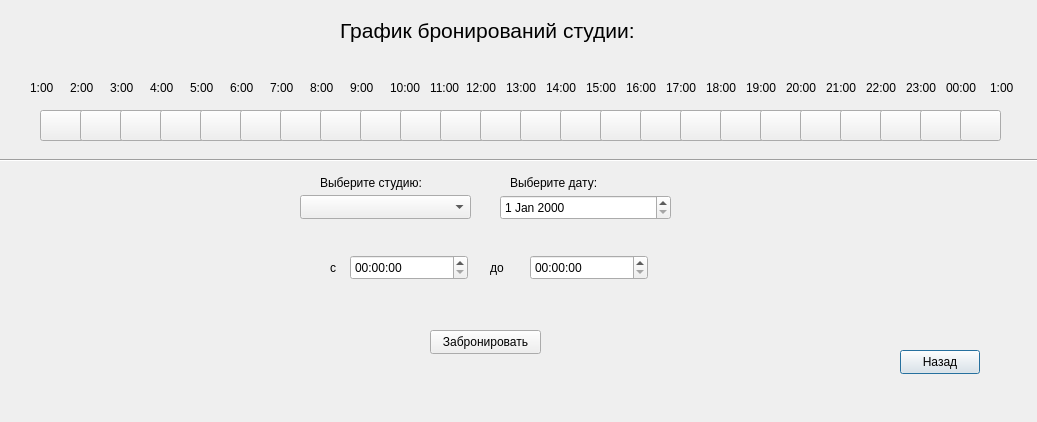
Before: the Qt Designer form bron.ui in artik0811/ud_kursach, drawn with Qt 5.
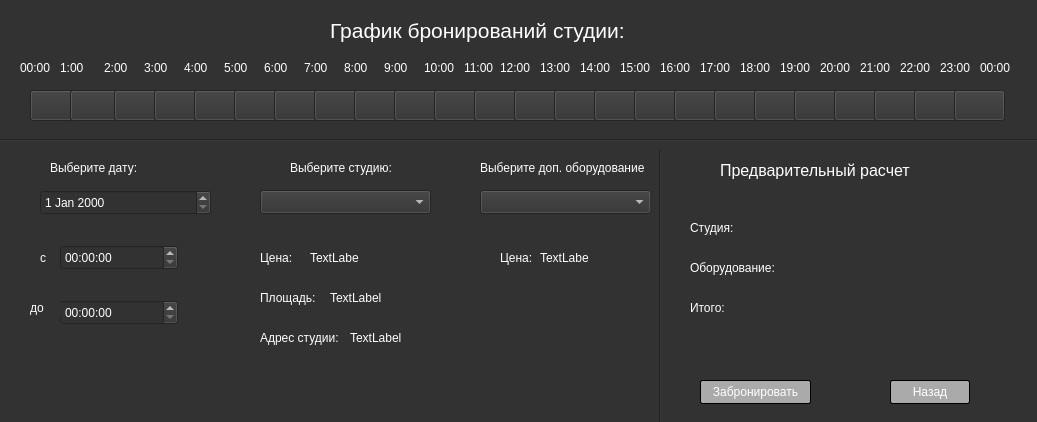
After: the same form once the commit is applied.

```diff
--- a/bron.ui
+++ b/bron.ui
@@ -13,15 +13,31 @@
   <property name="windowTitle">
    <string>Dialog</string>
   </property>
+  <property name="styleSheet">
+   <string notr="true">background-color: rgb(50,50,50)</string>
+  </property>
   <widget class="QPushButton" name="pushButton">
    <property name="geometry">
     <rect>
-     <x>900</x>
-     <y>350</y>
+     <x>890</x>
+     <y>380</y>
      <width>80</width>
      <height>24</height>
     </rect>
    </property>
+   <property name="styleSheet">
+    <string notr="true">QPushButton{padding:4px;
+    color: #fff;
+    border-radius: 2px;
+    border: 1px solid #000000;
+    background-color: rgb(170,170,170);
+}
+QPushButton:pressed {
+    color: #111;
+    background: #fff;
+}
+</string>
+   </property>
    <property name="text">
     <string>Назад</string>
    </property>
@@ -29,32 +45,51 @@
   <widget class="QComboBox" name="comboBox">
    <property name="geometry">
     <rect>
-     <x>300</x>
-     <y>195</y>
+     <x>260</x>
+     <y>190</y>
      <width>171</width>
      <height>24</height>
     </rect>
    </property>
+   <property name="styleSheet">
+    <string notr="true">color:rgb(255,255,255)</string>
+   </property>
   </widget>
   <widget class="QDateEdit" name="dateEdit">
    <property name="geometry">
     <rect>
-     <x>500</x>
-     <y>195</y>
+     <x>40</x>
+     <y>190</y>
      <width>171</width>
      <height>25</height>
     </rect>
    </property>
+   <property name="styleSheet">
+    <string notr="true">color:rgb(255,255,255)</string>
+   </property>
   </widget>
   <widget class="QPushButton" name="pushButton_2">
    <property name="geometry">
     <rect>
-     <x>430</x>
-     <y>330</y>
+     <x>700</x>
+     <y>380</y>
      <width>111</width>
      <height>24</height>
     </rect>
    </property>
+   <property name="styleSheet">
+    <string notr="true">QPushButton{padding:4px;
+    color: #fff;
+    border-radius: 2px;
+    border: 1px solid #000000;
+    background-color: rgb(170,170,170);
+}
+QPushButton:pressed {
+    color: #111;
+    background: #fff;
+}
+</string>
+   </property>
    <property name="text">
     <string>Забронировать</string>
    </property>
@@ -62,8 +97,8 @@
   <widget class="QToolButton" name="toolButton">
    <property name="geometry">
     <rect>
-     <x>40</x>
-     <y>110</y>
+     <x>70</x>
+     <y>90</y>
      <width>51</width>
      <height>31</height>
     </rect>
@@ -75,8 +110,8 @@
   <widget class="QToolButton" name="toolButton_2">
    <property name="geometry">
     <rect>
-     <x>80</x>
-     <y>110</y>
+     <x>114</x>
+     <y>90</y>
      <width>51</width>
      <height>31</height>
     </rect>
@@ -88,8 +123,8 @@
   <widget class="QToolButton" name="toolButton_3">
    <property name="geometry">
     <rect>
-     <x>120</x>
-     <y>110</y>
+     <x>154</x>
+     <y>90</y>
      <width>51</width>
      <height>31</height>
     </rect>
@@ -101,8 +136,8 @@
   <widget class="QToolButton" name="toolButton_4">
    <property name="geometry">
     <rect>
-     <x>160</x>
-     <y>110</y>
+     <x>194</x>
+     <y>90</y>
      <width>51</width>
      <height>31</height>
     </rect>
@@ -114,8 +149,8 @@
   <widget class="QToolButton" name="toolButton_5">
    <property name="geometry">
     <rect>
-     <x>200</x>
-     <y>110</y>
+     <x>234</x>
+     <y>90</y>
      <width>51</width>
      <height>31</height>
     </rect>
@@ -127,8 +162,8 @@
   <widget class="QToolButton" name="toolButton_6">
    <property name="geometry">
     <rect>
-     <x>240</x>
-     <y>110</y>
+     <x>274</x>
+     <y>90</y>
      <width>51</width>
      <height>31</height>
     </rect>
@@ -140,8 +175,8 @@
   <widget class="QToolButton" name="toolButton_7">
    <property name="geometry">
     <rect>
-     <x>280</x>
-     <y>110</y>
+     <x>314</x>
+     <y>90</y>
      <width>51</width>
      <height>31</height>
     </rect>
@@ -153,8 +188,8 @@
   <widget class="QToolButton" name="toolButton_8">
    <property name="geometry">
     <rect>
-     <x>320</x>
-     <y>110</y>
+     <x>354</x>
+     <y>90</y>
      <width>51</width>
      <height>31</height>
     </rect>
@@ -166,8 +201,8 @@
   <widget class="QToolButton" name="toolButton_9">
    <property name="geometry">
     <rect>
-     <x>360</x>
-     <y>110</y>
+     <x>394</x>
+     <y>90</y>
      <width>51</width>
      <height>31</height>
     </rect>
@@ -179,8 +214,8 @@
   <widget class="QToolButton" name="toolButton_10">
    <property name="geometry">
     <rect>
-     <x>400</x>
-     <y>110</y>
+     <x>434</x>
+     <y>90</y>
      <width>51</width>
      <height>31</height>
     </rect>
@@ -192,8 +227,8 @@
   <widget class="QToolButton" name="toolButton_11">
    <property name="geometry">
     <rect>
-     <x>440</x>
-     <y>110</y>
+     <x>474</x>
+     <y>90</y>
      <width>51</width>
      <height>31</height>
     </rect>
@@ -205,8 +240,8 @@
   <widget class="QToolButton" name="toolButton_12">
    <property name="geometry">
     <rect>
-     <x>480</x>
-     <y>110</y>
+     <x>514</x>
+     <y>90</y>
      <width>51</width>
      <height>31</height>
     </rect>
@@ -218,8 +253,8 @@
   <widget class="QToolButton" name="toolButton_13">
    <property name="geometry">
     <rect>
-     <x>520</x>
-     <y>110</y>
+     <x>554</x>
+     <y>90</y>
      <width>51</width>
      <height>31</height>
     </rect>
@@ -231,8 +266,8 @@
   <widget class="QToolButton" name="toolButton_14">
    <property name="geometry">
     <rect>
-     <x>560</x>
-     <y>110</y>
+     <x>594</x>
+     <y>90</y>
      <width>51</width>
      <height>31</height>
     </rect>
@@ -244,8 +279,8 @@
   <widget class="QToolButton" name="toolButton_15">
    <property name="geometry">
     <rect>
-     <x>600</x>
-     <y>110</y>
+     <x>634</x>
+     <y>90</y>
      <width>51</width>
      <height>31</height>
     </rect>
@@ -257,8 +292,8 @@
   <widget class="QToolButton" name="toolButton_16">
    <property name="geometry">
     <rect>
-     <x>640</x>
-     <y>110</y>
+     <x>674</x>
+     <y>90</y>
      <width>51</width>
      <height>31</height>
     </rect>
@@ -270,8 +305,8 @@
   <widget class="QToolButton" name="toolButton_17">
    <property name="geometry">
     <rect>
-     <x>680</x>
-     <y>110</y>
+     <x>714</x>
+     <y>90</y>
      <width>51</width>
      <height>31</height>
     </rect>
@@ -283,8 +318,8 @@
   <widget class="QToolButton" name="toolButton_18">
    <property name="geometry">
     <rect>
-     <x>720</x>
-     <y>110</y>
+     <x>754</x>
+     <y>90</y>
      <width>51</width>
      <height>31</height>
     </rect>
@@ -296,8 +331,8 @@
   <widget class="QToolButton" name="toolButton_19">
    <property name="geometry">
     <rect>
-     <x>760</x>
-     <y>110</y>
+     <x>794</x>
+     <y>90</y>
      <width>51</width>
      <height>31</height>
     </rect>
@@ -309,8 +344,8 @@
   <widget class="QToolButton" name="toolButton_20">
    <property name="geometry">
     <rect>
-     <x>800</x>
-     <y>110</y>
+     <x>834</x>
+     <y>90</y>
      <width>51</width>
      <height>31</height>
     </rect>
@@ -322,8 +357,8 @@
   <widget class="QToolButton" name="toolButton_21">
    <property name="geometry">
     <rect>
-     <x>840</x>
-     <y>110</y>
+     <x>874</x>
+     <y>90</y>
      <width>51</width>
      <height>31</height>
     </rect>
@@ -335,8 +370,8 @@
   <widget class="QToolButton" name="toolButton_22">
    <property name="geometry">
     <rect>
-     <x>880</x>
-     <y>110</y>
+     <x>914</x>
+     <y>90</y>
      <width>51</width>
      <height>31</height>
     </rect>
@@ -348,8 +383,8 @@
   <widget class="QToolButton" name="toolButton_23">
    <property name="geometry">
     <rect>
-     <x>920</x>
-     <y>110</y>
+     <x>954</x>
+     <y>90</y>
      <width>51</width>
      <height>31</height>
     </rect>
@@ -361,9 +396,9 @@
   <widget class="QToolButton" name="toolButton_24">
    <property name="geometry">
     <rect>
-     <x>960</x>
-     <y>110</y>
-     <width>41</width>
+     <x>30</x>
+     <y>90</y>
+     <width>51</width>
      <height>31</height>
     </rect>
    </property>
@@ -374,12 +409,15 @@
   <widget class="QLabel" name="label">
    <property name="geometry">
     <rect>
-     <x>30</x>
-     <y>80</y>
+     <x>60</x>
+     <y>60</y>
      <width>31</width>
      <height>16</height>
     </rect>
    </property>
+   <property name="styleSheet">
+    <string notr="true">color:rgb(255,255,255)</string>
+   </property>
    <property name="text">
     <string>1:00</string>
    </property>
@@ -387,12 +425,15 @@
   <widget class="QLabel" name="label_2">
    <property name="geometry">
     <rect>
-     <x>70</x>
-     <y>80</y>
+     <x>104</x>
+     <y>60</y>
      <width>31</width>
      <height>16</height>
     </rect>
    </property>
+   <property name="styleSheet">
+    <string notr="true">color:rgb(255,255,255)</string>
+   </property>
    <property name="text">
     <string>2:00</string>
    </property>
@@ -400,12 +441,15 @@
   <widget class="QLabel" name="label_3">
    <property name="geometry">
     <rect>
-     <x>110</x>
-     <y>80</y>
+     <x>144</x>
+     <y>60</y>
      <width>31</width>
      <height>16</height>
     </rect>
    </property>
+   <property name="styleSheet">
+    <string notr="true">color:rgb(255,255,255)</string>
+   </property>
    <property name="text">
     <string>3:00</string>
    </property>
@@ -413,12 +457,15 @@
   <widget class="QLabel" name="label_4">
    <property name="geometry">
     <rect>
-     <x>150</x>
-     <y>80</y>
+     <x>184</x>
+     <y>60</y>
      <width>31</width>
      <height>16</height>
     </rect>
    </property>
+   <property name="styleSheet">
+    <string notr="true">color:rgb(255,255,255)</string>
+   </property>
    <property name="text">
     <string>4:00</string>
    </property>
@@ -426,12 +473,15 @@
   <widget class="QLabel" name="label_5">
    <property name="geometry">
     <rect>
-     <x>190</x>
-     <y>80</y>
+     <x>224</x>
+     <y>60</y>
      <width>31</width>
      <height>16</height>
     </rect>
    </property>
+   <property name="styleSheet">
+    <string notr="true">color:rgb(255,255,255)</string>
+   </property>
    <property name="text">
     <string>5:00</string>
    </property>
@@ -439,12 +489,15 @@
   <widget class="QLabel" name="label_6">
    <property name="geometry">
     <rect>
-     <x>230</x>
-     <y>80</y>
+     <x>264</x>
+     <y>60</y>
      <width>31</width>
      <height>16</height>
     </rect>
    </property>
+   <property name="styleSheet">
+    <string notr="true">color:rgb(255,255,255)</string>
+   </property>
    <property name="text">
     <string>6:00</string>
    </property>
@@ -452,12 +505,15 @@
   <widget class="QLabel" name="label_7">
    <property name="geometry">
     <rect>
-     <x>270</x>
-     <y>80</y>
+     <x>304</x>
+     <y>60</y>
      <width>31</width>
      <height>16</height>
     </rect>
    </property>
+   <property name="styleSheet">
+    <string notr="true">color:rgb(255,255,255)</string>
+   </property>
    <property name="text">
     <string>7:00</string>
    </property>
@@ -465,12 +521,15 @@
   <widget class="QLabel" name="label_8">
    <property name="geometry">
     <rect>
-     <x>310</x>
-     <y>80</y>
+     <x>344</x>
+     <y>60</y>
      <width>31</width>
      <height>16</height>
     </rect>
    </property>
+   <property name="styleSheet">
+    <string notr="true">color:rgb(255,255,255)</string>
+   </property>
    <property name="text">
     <string>8:00</string>
    </property>
@@ -478,12 +537,15 @@
   <widget class="QLabel" name="label_9">
    <property name="geometry">
     <rect>
-     <x>350</x>
-     <y>80</y>
+     <x>384</x>
+     <y>60</y>
      <width>31</width>
      <height>16</height>
     </rect>
    </property>
+   <property name="styleSheet">
+    <string notr="true">color:rgb(255,255,255)</string>
+   </property>
    <property name="text">
     <string>9:00</string>
    </property>
@@ -491,12 +553,15 @@
   <widget class="QLabel" name="label_10">
    <property name="geometry">
     <rect>
-     <x>390</x>
-     <y>80</y>
+     <x>424</x>
+     <y>60</y>
      <width>31</width>
      <height>16</height>
     </rect>
    </property>
+   <property name="styleSheet">
+    <string notr="true">color:rgb(255,255,255)</string>
+   </property>
    <property name="text">
     <string>10:00</string>
    </property>
@@ -504,12 +569,15 @@
   <widget class="QLabel" name="label_11">
    <property name="geometry">
     <rect>
-     <x>430</x>
-     <y>80</y>
+     <x>464</x>
+     <y>60</y>
      <width>31</width>
      <height>16</height>
     </rect>
    </property>
+   <property name="styleSheet">
+    <string notr="true">color:rgb(255,255,255)</string>
+   </property>
    <property name="text">
     <string>11:00</string>
    </property>
@@ -517,12 +585,15 @@
   <widget class="QLabel" name="label_12">
    <property name="geometry">
     <rect>
-     <x>466</x>
-     <y>80</y>
+     <x>500</x>
+     <y>60</y>
      <width>31</width>
      <height>16</height>
     </rect>
    </property>
+   <property name="styleSheet">
+    <string notr="true">color:rgb(255,255,255)</string>
+   </property>
    <property name="text">
     <string>12:00</string>
    </property>
@@ -530,12 +601,15 @@
   <widget class="QLabel" name="label_13">
    <property name="geometry">
     <rect>
-     <x>506</x>
-     <y>80</y>
+     <x>540</x>
+     <y>60</y>
      <width>31</width>
      <height>16</height>
     </rect>
    </property>
+   <property name="styleSheet">
+    <string notr="true">color:rgb(255,255,255)</string>
+   </property>
    <property name="text">
     <string>13:00</string>
    </property>
@@ -543,12 +617,15 @@
   <widget class="QLabel" name="label_14">
    <property name="geometry">
     <rect>
-     <x>546</x>
-     <y>80</y>
+     <x>580</x>
+     <y>60</y>
      <width>31</width>
      <height>16</height>
     </rect>
    </property>
+   <property name="styleSheet">
+    <string notr="true">color:rgb(255,255,255)</string>
+   </property>
    <property name="text">
     <string>14:00</string>
    </property>
@@ -556,12 +633,15 @@
   <widget class="QLabel" name="label_15">
    <property name="geometry">
     <rect>
-     <x>586</x>
-     <y>80</y>
+     <x>620</x>
+     <y>60</y>
      <width>31</width>
      <height>16</height>
     </rect>
    </property>
+   <property name="styleSheet">
+    <string notr="true">color:rgb(255,255,255)</string>
+   </property>
    <property name="text">
     <string>15:00</string>
    </property>
@@ -569,12 +649,15 @@
   <widget class="QLabel" name="label_16">
    <property name="geometry">
     <rect>
-     <x>626</x>
-     <y>80</y>
+     <x>660</x>
+     <y>60</y>
      <width>31</width>
      <height>16</height>
     </rect>
    </property>
+   <property name="styleSheet">
+    <string notr="true">color:rgb(255,255,255)</string>
+   </property>
    <property name="text">
     <string>16:00</string>
    </property>
@@ -582,12 +665,15 @@
   <widget class="QLabel" name="label_17">
    <property name="geometry">
     <rect>
-     <x>666</x>
-     <y>80</y>
+     <x>700</x>
+     <y>60</y>
      <width>31</width>
      <height>16</height>
     </rect>
    </property>
+   <property name="styleSheet">
+    <string notr="true">color:rgb(255,255,255)</string>
+   </property>
    <property name="text">
     <string>17:00</string>
    </property>
@@ -595,12 +681,15 @@
   <widget class="QLabel" name="label_18">
    <property name="geometry">
     <rect>
-     <x>706</x>
-     <y>80</y>
+     <x>740</x>
+     <y>60</y>
      <width>31</width>
      <height>16</height>
     </rect>
    </property>
+   <property name="styleSheet">
+    <string notr="true">color:rgb(255,255,255)</string>
+   </property>
    <property name="text">
     <string>18:00</string>
    </property>
@@ -608,12 +697,15 @@
   <widget class="QLabel" name="label_19">
    <property name="geometry">
     <rect>
-     <x>746</x>
-     <y>80</y>
+     <x>780</x>
+     <y>60</y>
      <width>31</width>
      <height>16</height>
     </rect>
    </property>
+   <property name="styleSheet">
+    <string notr="true">color:rgb(255,255,255)</string>
+   </property>
    <property name="text">
     <string>19:00</string>
    </property>
@@ -621,12 +713,15 @@
   <widget class="QLabel" name="label_20">
    <property name="geometry">
     <rect>
-     <x>786</x>
-     <y>80</y>
+     <x>820</x>
+     <y>60</y>
      <width>31</width>
      <height>16</height>
     </rect>
    </property>
+   <property name="styleSheet">
+    <string notr="true">color:rgb(255,255,255)</string>
+   </property>
    <property name="text">
     <string>20:00</string>
    </property>
@@ -634,12 +729,15 @@
   <widget class="QLabel" name="label_21">
    <property name="geometry">
     <rect>
-     <x>826</x>
-     <y>80</y>
+     <x>860</x>
+     <y>60</y>
      <width>31</width>
      <height>16</height>
     </rect>
    </property>
+   <property name="styleSheet">
+    <string notr="true">color:rgb(255,255,255)</string>
+   </property>
    <property name="text">
     <string>21:00</string>
    </property>
@@ -647,12 +745,15 @@
   <widget class="QLabel" name="label_22">
    <property name="geometry">
     <rect>
-     <x>866</x>
-     <y>80</y>
+     <x>900</x>
+     <y>60</y>
      <width>31</width>
      <height>16</height>
     </rect>
    </property>
+   <property name="styleSheet">
+    <string notr="true">color:rgb(255,255,255)</string>
+   </property>
    <property name="text">
     <string>22:00</string>
    </property>
@@ -660,12 +761,15 @@
   <widget class="QLabel" name="label_23">
    <property name="geometry">
     <rect>
-     <x>906</x>
-     <y>80</y>
+     <x>940</x>
+     <y>60</y>
      <width>31</width>
      <height>16</height>
     </rect>
    </property>
+   <property name="styleSheet">
+    <string notr="true">color:rgb(255,255,255)</string>
+   </property>
    <property name="text">
     <string>23:00</string>
    </property>
@@ -673,48 +777,44 @@
   <widget class="QLabel" name="label_24">
    <property name="geometry">
     <rect>
-     <x>946</x>
-     <y>80</y>
+     <x>980</x>
+     <y>60</y>
      <width>31</width>
      <height>16</height>
     </rect>
    </property>
+   <property name="styleSheet">
+    <string notr="true">color:rgb(255,255,255)</string>
+   </property>
    <property name="text">
     <string>00:00</string>
    </property>
   </widget>
-  <widget class="QLabel" name="label_25">
-   <property name="geometry">
-    <rect>
-     <x>990</x>
-     <y>80</y>
-     <width>31</width>
-     <height>16</height>
-    </rect>
-   </property>
-   <property name="text">
-    <string>1:00</string>
-   </property>
-  </widget>
   <widget class="QTimeEdit" name="timeEdit">
    <property name="geometry">
     <rect>
-     <x>350</x>
-     <y>255</y>
+     <x>60</x>
+     <y>245</y>
      <width>118</width>
      <height>25</height>
     </rect>
    </property>
+   <property name="styleSheet">
+    <string notr="true">color:rgb(255,255,255)</string>
+   </property>
   </widget>
   <widget class="QLabel" name="label_26">
    <property name="geometry">
     <rect>
-     <x>320</x>
-     <y>175</y>
+     <x>290</x>
+     <y>160</y>
      <width>121</width>
      <height>16</height>
     </rect>
    </property>
+   <property name="styleSheet">
+    <string notr="true">color:rgb(255,255,255)</string>
+   </property>
    <property name="text">
     <string>Выберите студию:</string>
    </property>
@@ -722,12 +822,15 @@
   <widget class="QLabel" name="label_27">
    <property name="geometry">
     <rect>
-     <x>510</x>
-     <y>175</y>
+     <x>50</x>
+     <y>160</y>
      <width>101</width>
      <height>16</height>
     </rect>
    </property>
+   <property name="styleSheet">
+    <string notr="true">color:rgb(255,255,255)</string>
+   </property>
    <property name="text">
     <string>Выберите дату:</string>
    </property>
@@ -735,22 +838,28 @@
   <widget class="QTimeEdit" name="timeEdit_2">
    <property name="geometry">
     <rect>
-     <x>530</x>
-     <y>255</y>
+     <x>60</x>
+     <y>300</y>
      <width>118</width>
      <height>25</height>
     </rect>
    </property>
+   <property name="styleSheet">
+    <string notr="true">color:rgb(255,255,255)</string>
+   </property>
   </widget>
   <widget class="QLabel" name="label_28">
    <property name="geometry">
     <rect>
-     <x>330</x>
-     <y>260</y>
+     <x>40</x>
+     <y>250</y>
      <width>16</width>
      <height>16</height>
     </rect>
    </property>
+   <property name="styleSheet">
+    <string notr="true">color:rgb(255,255,255)</string>
+   </property>
    <property name="text">
     <string>с</string>
    </property>
@@ -758,12 +867,15 @@
   <widget class="QLabel" name="label_29">
    <property name="geometry">
     <rect>
-     <x>490</x>
-     <y>260</y>
+     <x>30</x>
+     <y>300</y>
      <width>31</width>
      <height>16</height>
     </rect>
    </property>
+   <property name="styleSheet">
+    <string notr="true">color:rgb(255,255,255)</string>
+   </property>
    <property name="text">
     <string>до</string>
    </property>
@@ -771,8 +883,8 @@
   <widget class="Line" name="line">
    <property name="geometry">
     <rect>
-     <x>-20</x>
-     <y>150</y>
+     <x>-10</x>
+     <y>130</y>
      <width>1061</width>
      <height>20</height>
     </rect>
@@ -784,7 +896,7 @@
   <widget class="QLabel" name="label_30">
    <property name="geometry">
     <rect>
-     <x>340</x>
+     <x>330</x>
      <y>10</y>
      <width>301</width>
      <height>41</height>
@@ -795,10 +907,358 @@
      <pointsize>16</pointsize>
     </font>
    </property>
+   <property name="styleSheet">
+    <string notr="true">color:rgb(255,255,255)</string>
+   </property>
    <property name="text">
     <string>График бронирований студии:</string>
    </property>
   </widget>
+  <widget class="QComboBox" name="comboBox_2">
+   <property name="geometry">
+    <rect>
+     <x>480</x>
+     <y>190</y>
+     <width>171</width>
+     <height>24</height>
+    </rect>
+   </property>
+   <property name="styleSheet">
+    <string notr="true">color:rgb(255,255,255)</string>
+   </property>
+  </widget>
+  <widget class="QLabel" name="label_31">
+   <property name="geometry">
+    <rect>
+     <x>480</x>
+     <y>160</y>
+     <width>171</width>
+     <height>16</height>
+    </rect>
+   </property>
+   <property name="styleSheet">
+    <string notr="true">color:rgb(255,255,255)</string>
+   </property>
+   <property name="text">
+    <string>Выберите доп. оборудование</string>
+   </property>
+  </widget>
+  <widget class="QLabel" name="label_32">
+   <property name="geometry">
+    <rect>
+     <x>260</x>
+     <y>250</y>
+     <width>49</width>
+     <height>16</height>
+    </rect>
+   </property>
+   <property name="styleSheet">
+    <string notr="true">color:rgb(255,255,255)</string>
+   </property>
+   <property name="text">
+    <string>Цена:</string>
+   </property>
+  </widget>
+  <widget class="QLabel" name="label_33">
+   <property name="geometry">
+    <rect>
+     <x>310</x>
+     <y>250</y>
+     <width>49</width>
+     <height>16</height>
+    </rect>
+   </property>
+   <property name="styleSheet">
+    <string notr="true">color:rgb(255,255,255)</string>
+   </property>
+   <property name="text">
+    <string>TextLabel</string>
+   </property>
+  </widget>
+  <widget class="QLabel" name="label_34">
+   <property name="geometry">
+    <rect>
+     <x>540</x>
+     <y>250</y>
+     <width>49</width>
+     <height>16</height>
+    </rect>
+   </property>
+   <property name="styleSheet">
+    <string notr="true">color:rgb(255,255,255)</string>
+   </property>
+   <property name="text">
+    <string>TextLabel</string>
+   </property>
+  </widget>
+  <widget class="QLabel" name="label_35">
+   <property name="geometry">
+    <rect>
+     <x>260</x>
+     <y>290</y>
+     <width>61</width>
+     <height>16</height>
+    </rect>
+   </property>
+   <property name="styleSheet">
+    <string notr="true">color:rgb(255,255,255)</string>
+   </property>
+   <property name="text">
+    <string>Площадь:</string>
+   </property>
+  </widget>
+  <widget class="QLabel" name="ploshad_label">
+   <property name="geometry">
+    <rect>
+     <x>330</x>
+     <y>290</y>
+     <width>91</width>
+     <height>16</height>
+    </rect>
+   </property>
+   <property name="styleSheet">
+    <string notr="true">color:rgb(255,255,255)</string>
+   </property>
+   <property name="text">
+    <string>TextLabel</string>
+   </property>
+  </widget>
+  <widget class="QLabel" name="label_37">
+   <property name="geometry">
+    <rect>
+     <x>260</x>
+     <y>330</y>
+     <width>81</width>
+     <height>16</height>
+    </rect>
+   </property>
+   <property name="styleSheet">
+    <string notr="true">color:rgb(255,255,255)</string>
+   </property>
+   <property name="text">
+    <string>Адрес студии:</string>
+   </property>
+  </widget>
+  <widget class="QLabel" name="address_label">
+   <property name="geometry">
+    <rect>
+     <x>350</x>
+     <y>330</y>
+     <width>191</width>
+     <height>16</height>
+    </rect>
+   </property>
+   <property name="styleSheet">
+    <string notr="true">color:rgb(255,255,255)</string>
+   </property>
+   <property name="text">
+    <string>TextLabel</string>
+   </property>
+  </widget>
+  <widget class="QLabel" name="label_36">
+   <property name="geometry">
+    <rect>
+     <x>500</x>
+     <y>250</y>
+     <width>31</width>
+     <height>16</height>
+    </rect>
+   </property>
+   <property name="styleSheet">
+    <string notr="true">color:rgb(255,255,255)</string>
+   </property>
+   <property name="text">
+    <string>Цена:</string>
+   </property>
+  </widget>
+  <widget class="QLabel" name="label_38">
+   <property name="geometry">
+    <rect>
+     <x>720</x>
+     <y>160</y>
+     <width>191</width>
+     <height>21</height>
+    </rect>
+   </property>
+   <property name="font">
+    <font>
+     <pointsize>12</pointsize>
+    </font>
+   </property>
+   <property name="styleSheet">
+    <string notr="true">color:rgb(255,255,255)</string>
+   </property>
+   <property name="text">
+    <string>Предварительный расчет:</string>
+   </property>
+  </widget>
+  <widget class="QLabel" name="sumstud_label">
+   <property name="geometry">
+    <rect>
+     <x>690</x>
+     <y>220</y>
+     <width>171</width>
+     <height>16</height>
+    </rect>
+   </property>
+   <property name="styleSheet">
+    <string notr="true">color:rgb(255,255,255)</string>
+   </property>
+   <property name="text">
+    <string>Студия:</string>
+   </property>
+  </widget>
+  <widget class="QLabel" name="sumobor_label">
+   <property name="geometry">
+    <rect>
+     <x>690</x>
+     <y>260</y>
+     <width>161</width>
+     <height>16</height>
+    </rect>
+   </property>
+   <property name="styleSheet">
+    <string notr="true">color:rgb(255,255,255)</string>
+   </property>
+   <property name="text">
+    <string>Оборудование:</string>
+   </property>
+  </widget>
+  <widget class="QLabel" name="sumitog_label">
+   <property name="geometry">
+    <rect>
+     <x>690</x>
+     <y>300</y>
+     <width>101</width>
+     <height>16</height>
+    </rect>
+   </property>
+   <property name="styleSheet">
+    <string notr="true">color:rgb(255,255,255)</string>
+   </property>
+   <property name="text">
+    <string>Итого:</string>
+   </property>
+  </widget>
+  <widget class="Line" name="line_2">
+   <property name="geometry">
+    <rect>
+     <x>650</x>
+     <y>150</y>
+     <width>20</width>
+     <height>291</height>
+    </rect>
+   </property>
+   <property name="orientation">
+    <enum>Qt::Vertical</enum>
+   </property>
+  </widget>
+  <widget class="QLabel" name="label_39">
+   <property name="geometry">
+    <rect>
+     <x>730</x>
+     <y>340</y>
+     <width>281</width>
+     <height>16</height>
+    </rect>
+   </property>
+   <property name="text">
+    <string/>
+   </property>
+  </widget>
+  <widget class="QLabel" name="label_25">
+   <property name="geometry">
+    <rect>
+     <x>20</x>
+     <y>60</y>
+     <width>31</width>
+     <height>16</height>
+    </rect>
+   </property>
+   <property name="styleSheet">
+    <string notr="true">color:rgb(255,255,255)</string>
+   </property>
+   <property name="text">
+    <string>00:00</string>
+   </property>
+  </widget>
+  <zorder>toolButton_24</zorder>
+  <zorder>pushButton</zorder>
+  <zorder>comboBox</zorder>
+  <zorder>dateEdit</zorder>
+  <zorder>pushButton_2</zorder>
+  <zorder>toolButton</zorder>
+  <zorder>toolButton_2</zorder>
+  <zorder>toolButton_3</zorder>
+  <zorder>toolButton_4</zorder>
+  <zorder>toolButton_5</zorder>
+  <zorder>toolButton_6</zorder>
+  <zorder>toolButton_7</zorder>
+  <zorder>toolButton_8</zorder>
+  <zorder>toolButton_9</zorder>
+  <zorder>toolButton_10</zorder>
+  <zorder>toolButton_11</zorder>
+  <zorder>toolButton_12</zorder>
+  <zorder>toolButton_13</zorder>
+  <zorder>toolButton_14</zorder>
+  <zorder>toolButton_15</zorder>
+  <zorder>toolButton_16</zorder>
+  <zorder>toolButton_17</zorder>
+  <zorder>toolButton_18</zorder>
+  <zorder>toolButton_19</zorder>
+  <zorder>toolButton_20</zorder>
+  <zorder>toolButton_21</zorder>
+  <zorder>toolButton_22</zorder>
+  <zorder>toolButton_23</zorder>
+  <zorder>label</zorder>
+  <zorder>label_2</zorder>
+  <zorder>label_3</zorder>
+  <zorder>label_4</zorder>
+  <zorder>label_5</zorder>
+  <zorder>label_6</zorder>
+  <zorder>label_7</zorder>
+  <zorder>label_8</zorder>
+  <zorder>label_9</zorder>
+  <zorder>label_10</zorder>
+  <zorder>label_11</zorder>
+  <zorder>label_12</zorder>
+  <zorder>label_13</zorder>
+  <zorder>label_14</zorder>
+  <zorder>label_15</zorder>
+  <zorder>label_16</zorder>
+  <zorder>label_17</zorder>
+  <zorder>label_18</zorder>
+  <zorder>label_19</zorder>
+  <zorder>label_20</zorder>
+  <zorder>label_21</zorder>
+  <zorder>label_22</zorder>
+  <zorder>label_23</zorder>
+  <zorder>label_24</zorder>
+  <zorder>timeEdit</zorder>
+  <zorder>label_26</zorder>
+  <zorder>label_27</zorder>
+  <zorder>timeEdit_2</zorder>
+  <zorder>label_28</zorder>
+  <zorder>label_29</zorder>
+  <zorder>line</zorder>
+  <zorder>label_30</zorder>
+  <zorder>comboBox_2</zorder>
+  <zorder>label_31</zorder>
+  <zorder>label_32</zorder>
+  <zorder>label_33</zorder>
+  <zorder>label_34</zorder>
+  <zorder>label_35</zorder>
+  <zorder>ploshad_label</zorder>
+  <zorder>label_37</zorder>
+  <zorder>address_label</zorder>
+  <zorder>label_36</zorder>
+  <zorder>label_38</zorder>
+  <zorder>sumstud_label</zorder>
+  <zorder>sumobor_label</zorder>
+  <zorder>sumitog_label</zorder>
+  <zorder>line_2</zorder>
+  <zorder>label_39</zorder>
+  <zorder>label_25</zorder>
  </widget>
  <resources/>
  <connections/>
```
